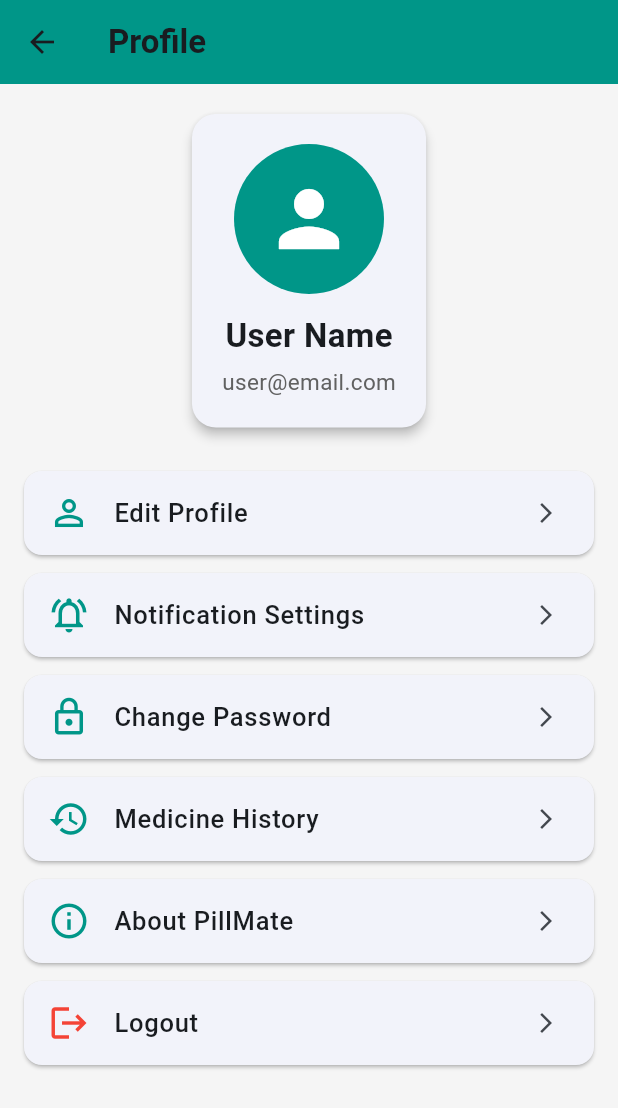
After one commit to paras-kumar-337/pillmate, a Flutter app: the ProfilePage screen opened directly, on a phone screen of 412 x 824 dp. The commit adds this screen. Shown: the top 1108 px of the screen. Run offline on Flutter 3.47's test engine with Material 3 defaults, Android fonts, the phone set to English and light mode, and no system bars.

Commit message:
Added Profile Page

```diff
--- a/pillmate/lib/Login.dart
+++ b/pillmate/lib/Login.dart
@@ -92,6 +92,7 @@ class _LoginFormState extends State<LoginForm> {
 
   bool _isObscured = true;
 
+  @override
   Widget build(BuildContext context) {
     return Form(
       key: _formkey,
@@ -150,7 +151,6 @@ class _LoginFormState extends State<LoginForm> {
                   );
                 }
               },
-              child: const Text('Log In', style: TextStyle(fontSize: 18),),
               style: ElevatedButton.styleFrom(
                 backgroundColor: const Color.fromARGB(
                   255,
@@ -162,6 +162,7 @@ class _LoginFormState extends State<LoginForm> {
                 elevation: 2,
                 padding: EdgeInsets.symmetric(horizontal: 50, vertical: 15),
               ),
+              child: const Text('Log In', style: TextStyle(fontSize: 18),),
             ),
           ),
           SizedBox(height: 110),
@@ -177,13 +178,13 @@ class _LoginFormState extends State<LoginForm> {
                         MaterialPageRoute(builder: (context) => const SignupScreen()),
                       );
                     },
-                    child: Text('Sign Up'),
                     style: ElevatedButton.styleFrom(
                       backgroundColor: Colors.blueGrey[400]!.withOpacity(0.4),
                       foregroundColor: Colors.white,
                       elevation: 2,
                       padding: EdgeInsets.symmetric(horizontal: 25, vertical: 10),
                     ),
+                    child: Text('Sign Up'),
                   ),
           ),
         ],
--- a/pillmate/lib/Signup.dart
+++ b/pillmate/lib/Signup.dart
@@ -93,6 +93,7 @@ class _SignupFormState extends State<SignupForm> {
 
   bool _isObscured = true;
 
+  @override
   Widget build(BuildContext context) {
     return Form(
       key: _formkey,
@@ -192,13 +193,13 @@ class _SignupFormState extends State<SignupForm> {
                         MaterialPageRoute(builder: (context) => const LoginScreen()),
                       );
                     },
-                    child: Text('Log In'),
                     style: ElevatedButton.styleFrom(
                       backgroundColor: Colors.blueGrey[400]!.withOpacity(0.4),
                       foregroundColor: Colors.white,
                       elevation: 2,
                       padding: EdgeInsets.symmetric(horizontal: 25, vertical: 10),
                     ),
+                    child: Text('Log In'),
                   ),
           ),
         ],
--- a/pillmate/lib/main.dart
+++ b/pillmate/lib/main.dart
@@ -72,13 +72,13 @@ class SplashScreen extends StatelessWidget {
                         MaterialPageRoute(builder: (context) => const LoginScreen()),
                       );
                     },
-                    child: Text('Log In'),
                     style: ElevatedButton.styleFrom(
                       backgroundColor: const Color.fromARGB(255, 0, 115, 255).withOpacity(0.8),
                       foregroundColor: Colors.white,
                       elevation: 2,
                       padding: EdgeInsets.symmetric(horizontal: 50, vertical: 15)
                     ),
+                    child: Text('Log In'),
                   ),
                   SizedBox(height: 15),
                   ElevatedButton(
@@ -88,13 +88,13 @@ class SplashScreen extends StatelessWidget {
                         MaterialPageRoute(builder: (context) => const SignupScreen()),
                       );
                     },
-                    child: Text('Sign Up'),
                     style: ElevatedButton.styleFrom(
                       backgroundColor: Colors.blueGrey[400]!.withOpacity(0.4),
                       foregroundColor: Colors.white,
                       elevation: 2,
                       padding: EdgeInsets.symmetric(horizontal: 45, vertical: 15),
                     ),
+                    child: Text('Sign Up'),
                   ),
                 ],
               ),
--- /dev/null
+++ b/pillmate/lib/profile.dart
@@ -0,0 +1,129 @@
+import 'package:flutter/material.dart';
+
+class ProfilePage extends StatelessWidget {
+  const ProfilePage({super.key});
+
+  @override
+  Widget build(BuildContext context) {
+    return Scaffold(
+      appBar: AppBar(
+        title: const Text(
+          "Profile",
+          style: TextStyle(fontWeight: FontWeight.bold),
+        ),
+        backgroundColor: Colors.teal,
+      ),
+      backgroundColor: Colors.grey[100],
+
+      body: SingleChildScrollView(
+        padding: const EdgeInsets.all(16),
+        child: Column(
+          children: [
+
+            // PROFILE PHOTO + NAME
+            Card(
+              shape: RoundedRectangleBorder(
+                borderRadius: BorderRadius.circular(16),
+              ),
+              elevation: 3,
+              child: Padding(
+                padding: const EdgeInsets.all(20),
+                child: Column(
+                  children: [
+                    const CircleAvatar(
+                      radius: 50,
+                      backgroundColor: Colors.teal,
+                      child: Icon(Icons.person, size: 60, color: Colors.white),
+                    ),
+                    const SizedBox(height: 12),
+                    const Text(
+                      "User Name",
+                      style: TextStyle(
+                        fontSize: 22,
+                        fontWeight: FontWeight.bold,
+                      ),
+                    ),
+                    const SizedBox(height: 5),
+                    Text(
+                      "user@email.com",
+                      style: TextStyle(
+                        fontSize: 15,
+                        color: Colors.grey[700],
+                      ),
+                    ),
+                  ],
+                ),
+              ),
+            ),
+
+            const SizedBox(height: 25),
+
+            // SETTINGS / PROFILE OPTIONS
+            _buildOptionTile(
+              icon: Icons.person_outline,
+              title: "Edit Profile",
+              onTap: () {
+                // TODO: Navigate to Edit Profile Page
+              },
+            ),
+
+            _buildOptionTile(
+              icon: Icons.notifications_active_outlined,
+              title: "Notification Settings",
+              onTap: () {},
+            ),
+
+            _buildOptionTile(
+              icon: Icons.lock_outline,
+              title: "Change Password",
+              onTap: () {},
+            ),
+
+            _buildOptionTile(
+              icon: Icons.history,
+              title: "Medicine History",
+              onTap: () {},
+            ),
+
+            _buildOptionTile(
+              icon: Icons.info_outline,
+              title: "About PillMate",
+              onTap: () {},
+            ),
+
+            _buildOptionTile(
+              icon: Icons.logout,
+              title: "Logout",
+              iconColor: Colors.red,
+              onTap: () {
+                // TODO: Logout logic
+              },
+            ),
+          ],
+        ),
+      ),
+    );
+  }
+
+  // OPTION TILE COMPONENT
+  Widget _buildOptionTile({
+    required IconData icon,
+    required String title,
+    required VoidCallback onTap,
+    Color iconColor = Colors.teal,
+  }) {
+    return Card(
+      margin: const EdgeInsets.only(bottom: 12),
+      shape: RoundedRectangleBorder(borderRadius: BorderRadius.circular(12)),
+      child: ListTile(
+        leading: Icon(icon, color: iconColor, size: 28),
+        title: Text(
+          title,
+          style: const TextStyle(fontSize: 17, fontWeight: FontWeight.w500),
+        ),
+        trailing: const Icon(Icons.arrow_forward_ios, size: 16),
+        onTap: onTap,
+      ),
+    );
+  }
+}
```
Also changed, not shown: pillmate/lib/dashboard.dart (+44 -1 lines), 1 other file.
